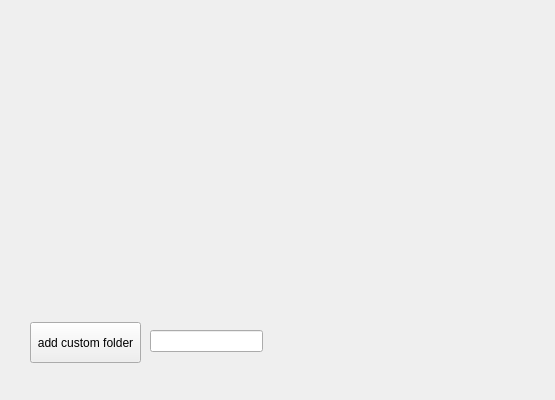
The window that ui/ui_scrFolder.ui (rshipp/kapudan) describes before a commit, drawn with Qt 5.
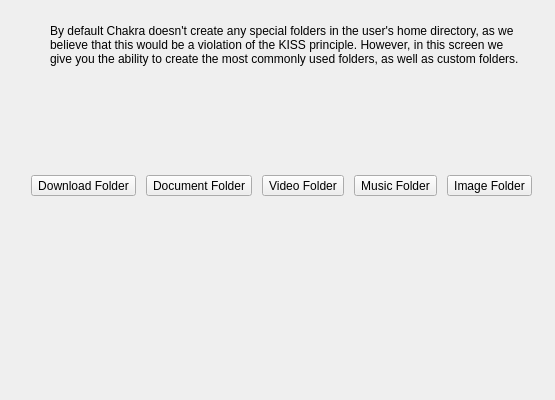
The same window after the commit. Icons and pictures are not drawn.

Commit message: started adding the folder screen

```diff
--- a/ui/ui_scrFolder.ui
+++ b/ui/ui_scrFolder.ui
@@ -13,28 +13,128 @@
   <property name="windowTitle">
    <string>Home Folder</string>
   </property>
-  <widget class="QPushButton" name="pushButton">
+  <widget class="QLabel" name="description">
    <property name="geometry">
     <rect>
-     <x>30</x>
-     <y>322</y>
-     <width>111</width>
-     <height>41</height>
+     <x>50</x>
+     <y>10</y>
+     <width>471</width>
+     <height>71</height>
     </rect>
    </property>
    <property name="text">
-    <string>add custom folder</string>
+    <string>&lt;html&gt;&lt;head/&gt;&lt;body&gt;&lt;p&gt;By default Chakra doesn't create any special folders in the user's home directory, as we believe that this would be a violation of the KISS principle. However, in this screen we give you the ability to create the most commonly used folders, as well as custom folders.&lt;/p&gt;&lt;/body&gt;&lt;/html&gt;</string>
+   </property>
+   <property name="wordWrap">
+    <bool>true</bool>
    </property>
   </widget>
-  <widget class="QLineEdit" name="folderName">
+  <widget class="QWidget" name="horizontalLayoutWidget">
    <property name="geometry">
     <rect>
-     <x>150</x>
-     <y>330</y>
-     <width>113</width>
-     <height>22</height>
+     <x>27</x>
+     <y>100</y>
+     <width>511</width>
+     <height>171</height>
     </rect>
    </property>
+   <layout class="QHBoxLayout" name="horizontalLayout_2">
+    <item>
+     <widget class="QToolButton" name="downloadFolderButon">
+      <property name="text">
+       <string>Download Folder</string>
+      </property>
+      <property name="icon">
+       <iconset theme="folder-downloads"/>
+      </property>
+      <property name="iconSize">
+       <size>
+        <width>64</width>
+        <height>64</height>
+       </size>
+      </property>
+      <property name="toolButtonStyle">
+       <enum>Qt::ToolButtonTextUnderIcon</enum>
+      </property>
+     </widget>
+    </item>
+    <item>
+     <widget class="QToolButton" name="documentsFolderButton">
+      <property name="text">
+       <string>Document Folder</string>
+      </property>
+      <property name="icon">
+       <iconset theme="folder-documents"/>
+      </property>
+      <property name="iconSize">
+       <size>
+        <width>64</width>
+        <height>64</height>
+       </size>
+      </property>
+      <property name="toolButtonStyle">
+       <enum>Qt::ToolButtonTextUnderIcon</enum>
+      </property>
+     </widget>
+    </item>
+    <item>
+     <widget class="QToolButton" name="videoFolderButton">
+      <property name="text">
+       <string>Video Folder</string>
+      </property>
+      <property name="icon">
+       <iconset theme="folder-video"/>
+      </property>
+      <property name="iconSize">
+       <size>
+        <width>64</width>
+        <height>64</height>
+       </size>
+      </property>
+      <property name="toolButtonStyle">
+       <enum>Qt::ToolButtonTextUnderIcon</enum>
+      </property>
+     </widget>
+    </item>
+    <item>
+     <widget class="QToolButton" name="musicFolderButton">
+      <property name="text">
+       <string>Music Folder</string>
+      </property>
+      <property name="icon">
+       <iconset theme="folder-sound"/>
+      </property>
+      <property name="iconSize">
+       <size>
+        <width>64</width>
+        <height>64</height>
+       </size>
+      </property>
+      <property name="toolButtonStyle">
+       <enum>Qt::ToolButtonTextUnderIcon</enum>
+      </property>
+     </widget>
+    </item>
+    <item>
+     <widget class="QToolButton" name="imageFolderButton">
+      <property name="text">
+       <string>Image Folder</string>
+      </property>
+      <property name="icon">
+       <iconset theme="folder-image"/>
+      </property>
+      <property name="iconSize">
+       <size>
+        <width>64</width>
+        <height>64</height>
+       </size>
+      </property>
+      <property name="toolButtonStyle">
+       <enum>Qt::ToolButtonTextUnderIcon</enum>
+      </property>
+     </widget>
+    </item>
+   </layout>
   </widget>
  </widget>
  <resources/>
```
Left out of the diff: 4 changed lines with no effect on the pictures. The commit also changes 2 other files.
